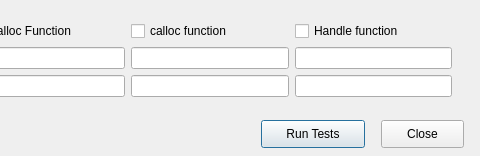
Before: the Qt Designer form Leaks/LeakDialogQtUi/leakdialogqtui.ui in marcusolini/Academics, drawn with Qt 5; both pictures show x 329 to 809 and y 0 to 156 of the 809 by 156 pixel window.
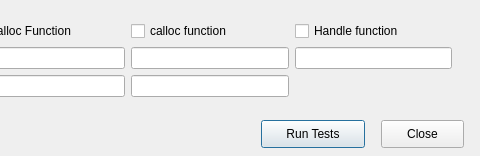
After: the same form once the commit is applied.

Commit message: LeakDialogQtUi: Updated .pro file copy libLeakLib.so for linux deployment (ldconfig). Removed Handle 'BYTES PER' since not relevent

```diff
--- a/Leaks/LeakDialogQtUi/leakdialogqtui.ui
+++ b/Leaks/LeakDialogQtUi/leakdialogqtui.ui
@@ -39,7 +39,7 @@
     <string>Close</string>
    </property>
   </widget>
-  <widget class="QWidget" name="">
+  <widget class="QWidget" name="layoutWidget">
    <property name="geometry">
     <rect>
      <x>11</x>
@@ -172,9 +172,6 @@
       </property>
      </widget>
     </item>
-    <item row="2" column="4">
-     <widget class="QLineEdit" name="handleBytesPerLineEdit"/>
-    </item>
     <item row="1" column="2">
      <widget class="QLineEdit" name="mallocIterationsLineEdit">
       <property name="maxLength">
```
The commit also changes 11 other files.
